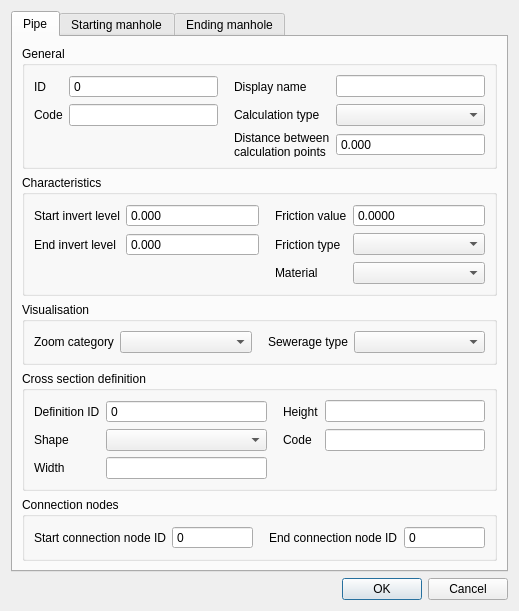
First picture: the form in threedi_model_builder/forms/ui/pipe.ui, repository nens/threedi-schematisation-editor, before the edit.
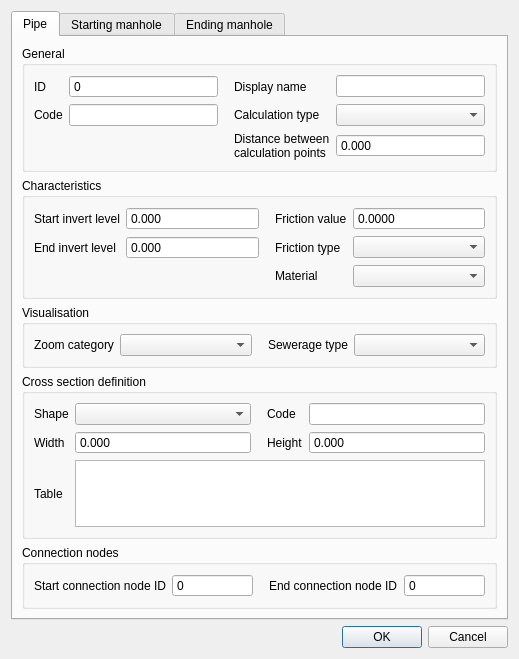
Second picture: the form after the edit.

```diff
--- a/threedi_model_builder/forms/ui/pipe.ui
+++ b/threedi_model_builder/forms/ui/pipe.ui
@@ -7,7 +7,7 @@
     <x>0</x>
     <y>0</y>
     <width>519</width>
-    <height>552</height>
+    <height>608</height>
    </rect>
   </property>
   <property name="windowTitle">
@@ -372,19 +372,16 @@
           <string>Cross section definition</string>
          </property>
          <layout class="QGridLayout" name="gridLayout_3">
-          <item row="1" column="0">
-           <widget class="QLabel" name="label_5">
-            <property name="locale">
-             <locale language="English" country="UnitedStates"/>
+          <item row="3" column="3">
+           <widget class="QDoubleSpinBox" name="cross_section_height">
+            <property name="buttonSymbols">
+             <enum>QAbstractSpinBox::NoButtons</enum>
             </property>
-            <property name="inputMethodHints">
-             <set>Qt::ImhNone</set>
+            <property name="decimals">
+             <number>3</number>
             </property>
-            <property name="text">
-             <string>Shape</string>
-            </property>
-            <property name="alignment">
-             <set>Qt::AlignLeading|Qt::AlignLeft|Qt::AlignVCenter</set>
+            <property name="maximum">
+             <double>1000000.000000000000000</double>
             </property>
            </widget>
           </item>
@@ -407,7 +404,39 @@
             </property>
            </widget>
           </item>
-          <item row="2" column="0">
+          <item row="1" column="3">
+           <widget class="QLineEdit" name="cross_section_code">
+            <property name="locale">
+             <locale language="English" country="UnitedStates"/>
+            </property>
+            <property name="inputMethodHints">
+             <set>Qt::ImhNone</set>
+            </property>
+            <property name="clearButtonEnabled">
+             <bool>true</bool>
+            </property>
+           </widget>
+          </item>
+          <item row="1" column="0">
+           <widget class="QLabel" name="label_5">
+            <property name="locale">
+             <locale language="English" country="UnitedStates"/>
+            </property>
+            <property name="inputMethodHints">
+             <set>Qt::ImhNone</set>
+            </property>
+            <property name="text">
+             <string>Shape</string>
+            </property>
+            <property name="alignment">
+             <set>Qt::AlignLeading|Qt::AlignLeft|Qt::AlignVCenter</set>
+            </property>
+           </widget>
+          </item>
+          <item row="4" column="1" colspan="3">
+           <widget class="QPlainTextEdit" name="cross_section_table"/>
+          </item>
+          <item row="3" column="0">
            <widget class="QLabel" name="label_7">
             <property name="locale">
              <locale language="English" country="UnitedStates"/>
@@ -423,7 +452,26 @@
             </property>
            </widget>
           </item>
-          <item row="0" column="2">
+          <item row="1" column="1">
+           <widget class="QComboBox" name="cross_section_shape">
+            <property name="sizePolicy">
+             <sizepolicy hsizetype="MinimumExpanding" vsizetype="Fixed">
+              <horstretch>0</horstretch>
+              <verstretch>0</verstretch>
+             </sizepolicy>
+            </property>
+            <property name="locale">
+             <locale language="English" country="UnitedStates"/>
+            </property>
+            <property name="inputMethodHints">
+             <set>Qt::ImhNone</set>
+            </property>
+            <property name="editable">
+             <bool>false</bool>
+            </property>
+           </widget>
+          </item>
+          <item row="3" column="2">
            <widget class="QLabel" name="label_13">
             <property name="locale">
              <locale language="English" country="UnitedStates"/>
@@ -442,7 +490,7 @@
             </property>
            </widget>
           </item>
-          <item row="0" column="0">
+          <item row="4" column="0">
            <widget class="QLabel" name="label_8">
             <property name="locale">
              <locale language="English" country="UnitedStates"/>
@@ -451,72 +499,26 @@
              <set>Qt::ImhNone</set>
             </property>
             <property name="text">
-             <string>Definition ID</string>
+             <string>Table</string>
             </property>
            </widget>
           </item>
-          <item row="0" column="1">
-           <widget class="QSpinBox" name="cross_section_definition_id">
-            <property name="locale">
-             <locale language="English" country="UnitedStates"/>
-            </property>
-            <property name="inputMethodHints">
-             <set>Qt::ImhNone</set>
-            </property>
-            <property name="readOnly">
-             <bool>true</bool>
+          <item row="3" column="1">
+           <widget class="QDoubleSpinBox" name="cross_section_width">
+            <property name="sizePolicy">
+             <sizepolicy hsizetype="MinimumExpanding" vsizetype="Fixed">
+              <horstretch>0</horstretch>
+              <verstretch>0</verstretch>
+             </sizepolicy>
             </property>
             <property name="buttonSymbols">
              <enum>QAbstractSpinBox::NoButtons</enum>
             </property>
-           </widget>
-          </item>
-          <item row="1" column="3">
-           <widget class="QLineEdit" name="cross_section_definition_code">
-            <property name="locale">
-             <locale language="English" country="UnitedStates"/>
+            <property name="decimals">
+             <number>3</number>
             </property>
-            <property name="inputMethodHints">
-             <set>Qt::ImhNone</set>
-            </property>
-            <property name="clearButtonEnabled">
-             <bool>true</bool>
-            </property>
-           </widget>
-          </item>
-          <item row="1" column="1">
-           <widget class="QComboBox" name="cross_section_definition_shape">
-            <property name="locale">
-             <locale language="English" country="UnitedStates"/>
-            </property>
-            <property name="inputMethodHints">
-             <set>Qt::ImhNone</set>
-            </property>
-           </widget>
-          </item>
-          <item row="2" column="1">
-           <widget class="QLineEdit" name="cross_section_definition_width">
-            <property name="locale">
-             <locale language="English" country="UnitedStates"/>
-            </property>
-            <property name="inputMethodHints">
-             <set>Qt::ImhNone</set>
-            </property>
-            <property name="clearButtonEnabled">
-             <bool>true</bool>
-            </property>
-           </widget>
-          </item>
-          <item row="0" column="3">
-           <widget class="QLineEdit" name="cross_section_definition_height">
-            <property name="locale">
-             <locale language="English" country="UnitedStates"/>
-            </property>
-            <property name="inputMethodHints">
-             <set>Qt::ImhNone</set>
-            </property>
-            <property name="clearButtonEnabled">
-             <bool>true</bool>
+            <property name="maximum">
+             <double>1000000.000000000000000</double>
             </property>
            </widget>
           </item>
```
Left out of the diff: 11 changed lines with no effect on the pictures.
